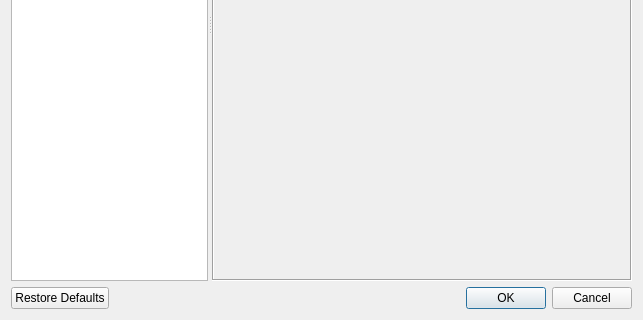
Above: settings.ui from LibertaSoft/DatabaseAnime before the change; both pictures show x 0 to 643 and y 245 to 565 of the 643 by 565 pixel window. Below: the same form after it.
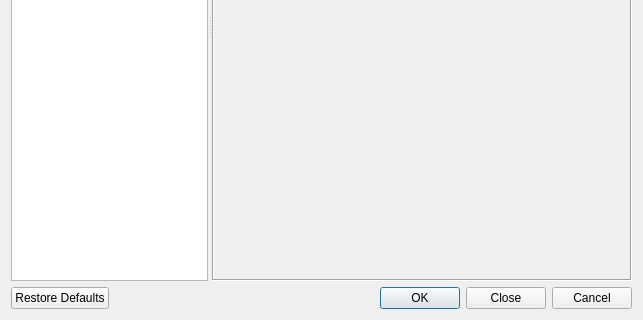
That is the form after the change. The open tabs and pages were chosen to show the change. Icons and pictures are not drawn.

```diff
--- a/settings.ui
+++ b/settings.ui
@@ -787,7 +787,7 @@
       <enum>Qt::Horizontal</enum>
      </property>
      <property name="standardButtons">
-      <set>QDialogButtonBox::Cancel|QDialogButtonBox::Ok|QDialogButtonBox::RestoreDefaults</set>
+      <set>QDialogButtonBox::Cancel|QDialogButtonBox::Close|QDialogButtonBox::Ok|QDialogButtonBox::RestoreDefaults</set>
      </property>
     </widget>
    </item>
```
Left out of the diff: 39 changed lines with no effect on the pictures.
